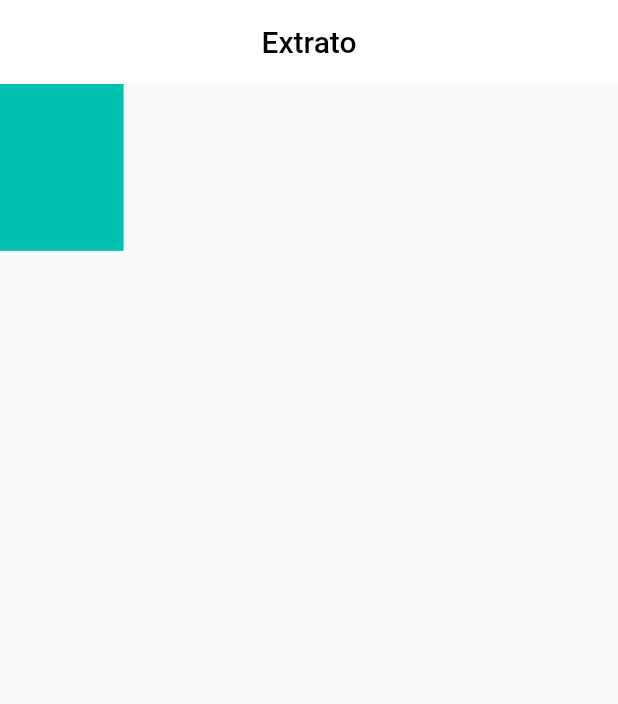
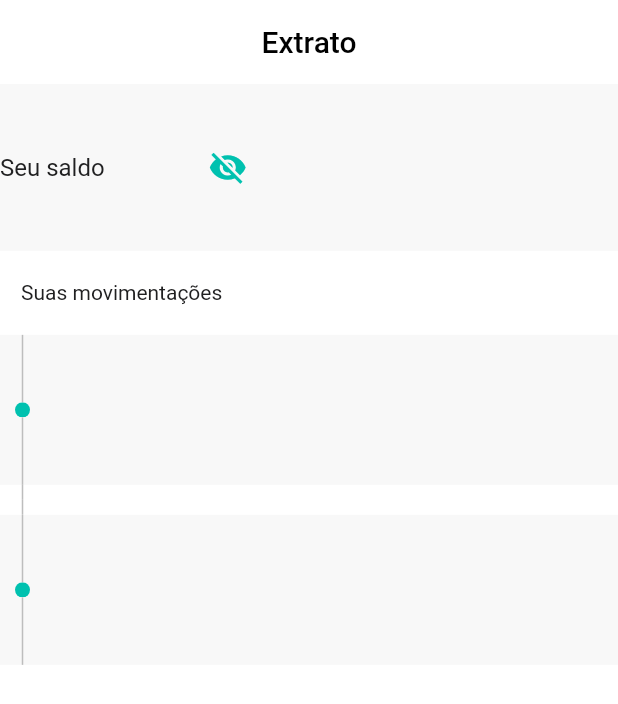
Before and after one commit to e-meyer/zelen-bank, a Flutter app: the screen it shows after launch, on a phone screen of 412 x 824 dp. Shown: the top 704 px of the screen. Run offline on Flutter 3.47's test engine with Material 2 defaults, Android fonts, the phone set to English and light mode, and no system bars; our stand-ins replace equatable, get_it, shared_preferences.

Commit message:
feat: add extract_screen with basic page structure and timeline widgets

```diff
--- a/lib/core/theme/theme.dart
+++ b/lib/core/theme/theme.dart
@@ -11,6 +11,7 @@ class CustomTheme {
       brightness: Brightness.light,
       primaryColor: kAquaGreen,
       backgroundColor: kLightGrey,
+      scaffoldBackgroundColor: kPlainWhite,
       primarySwatch: white,
       textTheme: const TextTheme(
         headline1: TextStyle(color: kPlainBlack),
--- a/lib/core/utils/constants/colors_constants.dart
+++ b/lib/core/utils/constants/colors_constants.dart
@@ -5,6 +5,8 @@ const Color kLightGrey = Color(0xFFF8F8F8);
 const Color kDarkGrey = Color(0xFF828282);
 const Color kPlainWhite = Color(0xFFFFFFFF);
 const Color kPlainBlack = Color(0xFF202021);
+const Color kTimelineColor = Color(0xFFBDBDBD);
+
 const MaterialColor white = MaterialColor(
   0xFFFFFFFF,
   <int, Color>{
--- a/lib/layers/presentation/ui/extract_screen/extract_screen.dart
+++ b/lib/layers/presentation/ui/extract_screen/extract_screen.dart
@@ -1,24 +1,144 @@
 import 'package:flutter/material.dart';
+import 'package:zelenbank/core/utils/constants/colors_constants.dart';
 import 'package:zelenbank/layers/presentation/ui/common/app_bar_method.dart';
+
+import '../../../../core/utils/constants/colors_constants.dart';
 
 class ExtractScreen extends StatelessWidget {
   const ExtractScreen({super.key});
 
   @override
   Widget build(BuildContext context) {
+    final screenSize = MediaQuery.of(context).size;
+    final theme = Theme.of(context);
+
     return Scaffold(
+      backgroundColor: theme.scaffoldBackgroundColor,
       appBar: appBarMetod(),
-      body: Column(children: [
-        Container(
-          height: MediaQuery.of(context).size.height * .135,
-          color: Theme.of(context).backgroundColor,
-          child: Container(
-            height: MediaQuery.of(context).size.height * .2,
-            width: MediaQuery.of(context).size.width * .2,
-            color: Theme.of(context).primaryColor,
+      body: Column(
+        crossAxisAlignment: CrossAxisAlignment.start,
+        children: [
+          Container(
+            height: screenSize.height * .135,
+            color: theme.backgroundColor,
+            width: double.infinity,
+            child: Column(
+              mainAxisAlignment: MainAxisAlignment.center,
+              crossAxisAlignment: CrossAxisAlignment.start,
+              children: [
+                Container(
+                  width: screenSize.width * 0.4,
+                  child: Row(
+                    mainAxisAlignment: MainAxisAlignment.spaceBetween,
+                    children: [
+                      Text(
+                        'Seu saldo',
+                        style: TextStyle(fontSize: 16),
+                      ),
+                      Icon(
+                        Icons.visibility_off,
+                        color: theme.primaryColor,
+                        size: 26,
+                      ),
+                    ],
+                  ),
+                ),
+              ],
+            ),
           ),
-        ),
-      ]),
+          Padding(
+            padding: const EdgeInsets.symmetric(
+              horizontal: 14.0,
+              vertical: 20,
+            ),
+            child: Text('Suas movimentações'),
+          ),
+          customTimelineWidget(screenSize),
+          customDivider(screenSize),
+          customTimelineWidget(screenSize),
+        ],
+      ),
+    );
+  }
+
+  Widget customTimelineWidget(screenSize) {
+    return Container(
+      color: kLightGrey,
+      width: screenSize.width,
+      height: 100,
+      child: Row(
+        children: [
+          Padding(
+            padding: const EdgeInsets.only(left: 10),
+            child: Column(
+              children: [
+                Container(
+                  color: kTimelineColor,
+                  height: 45,
+                  width: 1,
+                ),
+                Center(
+                  child: Container(
+                    height: 10,
+                    width: 10,
+                    child: ClipRRect(
+                      borderRadius: BorderRadius.circular(10),
+                      child: Container(
+                        color: kAquaGreen,
+                      ),
+                    ),
+                  ),
+                ),
+                Container(
+                  color: kTimelineColor,
+                  height: 45,
+                  width: 1,
+                ),
+              ],
+            ),
+          ),
+        ],
+      ),
+    );
+  }
+
+  Widget customDivider(screenSize) {
+    return SizedBox(
+      width: screenSize.width,
+      height: 20,
+      child: Row(
+        children: [
+          Padding(
+            padding: const EdgeInsets.only(left: 10),
+            child: Column(
+              children: [
+                Container(
+                  color: kTimelineColor,
+                  height: 10,
+                  width: 1,
+                ),
+                Center(
+                  child: Container(
+                    height: 0,
+                    width: 10,
+                    child: ClipRRect(
+                      borderRadius: BorderRadius.circular(10),
+                      child: Container(
+                        color: Colors.transparent,
+                      ),
+                    ),
+                  ),
+                ),
+                Container(
+                  color: kTimelineColor,
+                  height: 10,
+                  width: 1,
+                ),
+              ],
+            ),
+          ),
+        ],
+      ),
     );
   }
 }
```
